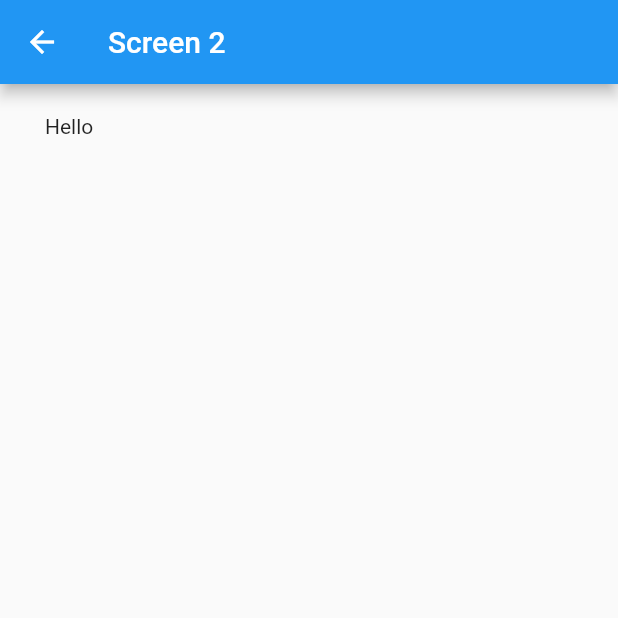
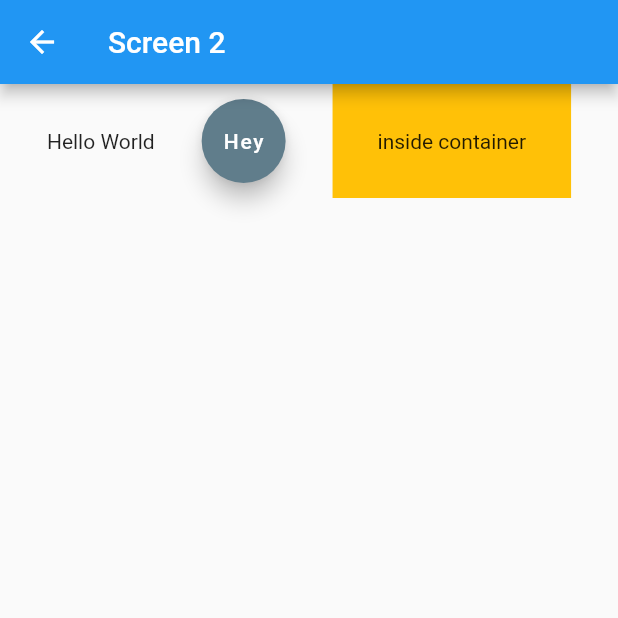
Before and after one commit to Mohamed-Ahmed-Esmat/Flutter-Test, a Flutter app: the Screen2 screen opened directly, on a phone screen of 412 x 824 dp, the top half of it. Run offline on Flutter 3.47's test engine with Material 2 defaults, Android fonts, the phone set to English and light mode, and no system bars; our stand-ins replace get.

Commit message:
Added the Row widget

```diff
--- a/test_flutter/lib/screen2.dart
+++ b/test_flutter/lib/screen2.dart
@@ -9,9 +9,22 @@ class Screen2 extends StatelessWidget {
       appBar: AppBar(
         title: Text("Screen 2"),
       ),
-      body: Padding(
-        padding: EdgeInsets.symmetric(horizontal: 30, vertical: 20),
-        child: Text("Hello"),
+      body: Row(
+        mainAxisAlignment: MainAxisAlignment.spaceEvenly,
+        crossAxisAlignment: CrossAxisAlignment.center,
+        children: <Widget>[
+          Text("Hello World"),
+          FloatingActionButton(
+            onPressed: () {},
+            backgroundColor: Colors.blueGrey,
+            child: Text("Hey"),
+          ),
+          Container(
+            color: Colors.amber,
+            padding: EdgeInsets.all(30.0),
+            child: Text("inside container"),
+          )
+        ],
       ),
     );
   }
```
